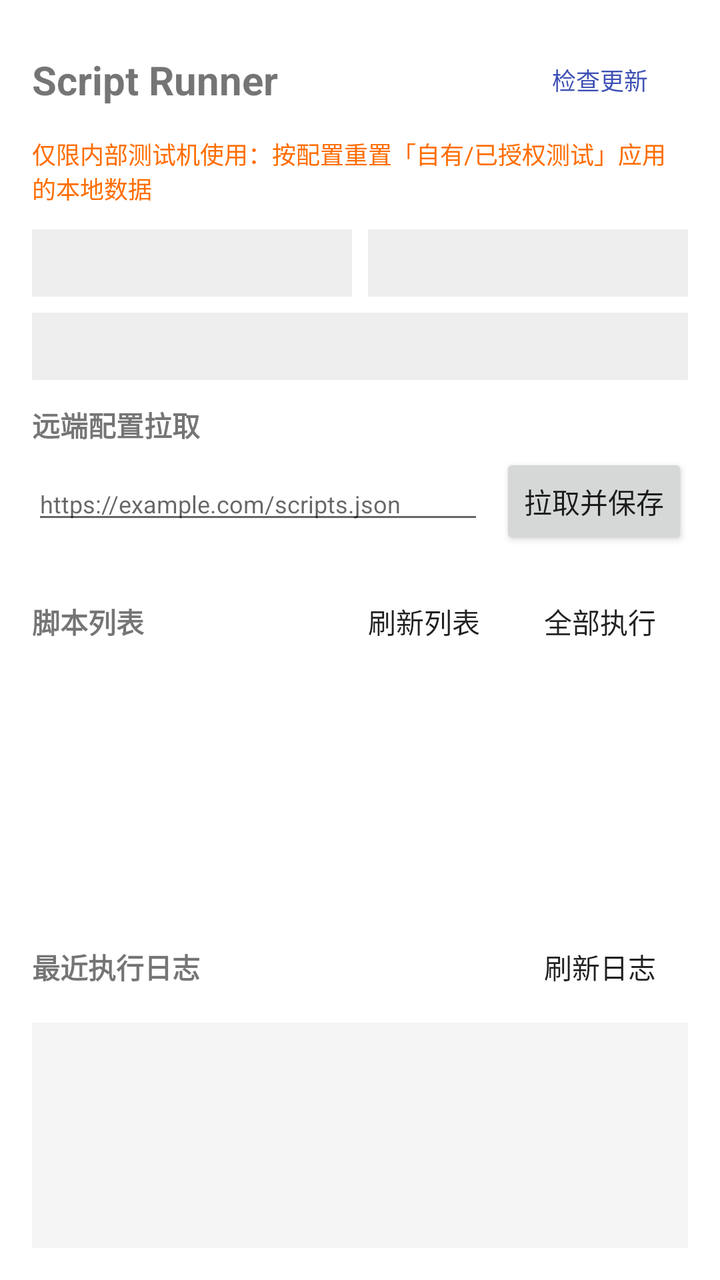
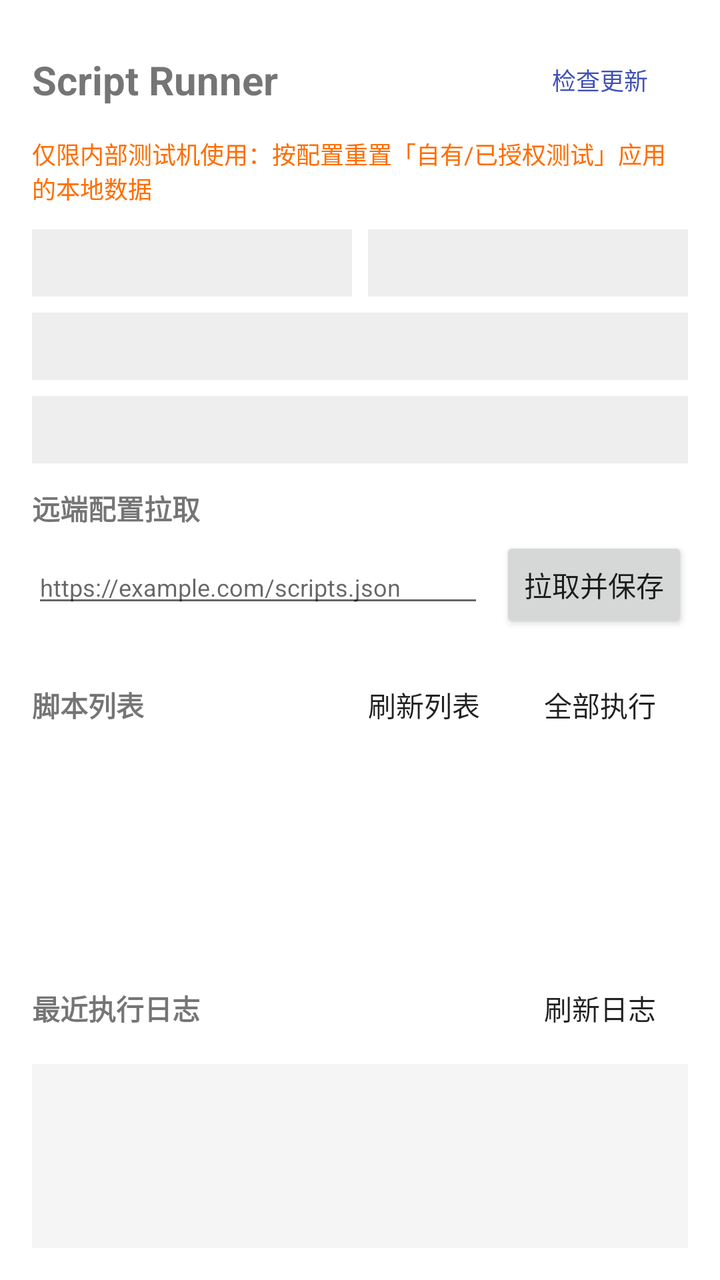

The first picture is an Android layout as it rendered before a commit; the second is the same layout after the commit. The layout source and the unified diff follow.
<!-- AndroidManifest.xml: application theme Theme.ScriptRunner -->
<!-- res/layout/activity_main.xml -->
<?xml version="1.0" encoding="utf-8"?>
<FrameLayout xmlns:android="http://schemas.android.com/apk/res/android"
    android:layout_width="match_parent"
    android:layout_height="match_parent">

    <LinearLayout
        android:layout_width="match_parent"
        android:layout_height="match_parent"
        android:layout_gravity="center_horizontal"
        android:maxWidth="@dimen/content_max_width"
        android:orientation="vertical"
        android:padding="@dimen/screen_padding">

        <LinearLayout
            android:layout_width="match_parent"
            android:layout_height="wrap_content"
            android:orientation="horizontal">

            <TextView
                android:layout_width="0dp"
                android:layout_height="wrap_content"
                android:layout_weight="1"
                android:layout_gravity="center_vertical"
                android:text="@string/app_name"
                android:textSize="@dimen/text_size_title"
                android:textStyle="bold" />

            <Button
                android:id="@+id/button_check_update"
                style="?android:attr/borderlessButtonStyle"
                android:layout_width="wrap_content"
                android:layout_height="wrap_content"
                android:layout_gravity="center_vertical"
                android:text="@string/button_check_update"
                android:textColor="#3F51B5"
                android:textSize="@dimen/text_size_input" />
        </LinearLayout>

        <TextView
            android:layout_width="wrap_content"
            android:layout_height="wrap_content"
            android:layout_marginTop="4dp"
            android:text="@string/main_disclaimer"
            android:textColor="#FF6D00"
            android:textSize="@dimen/text_size_disclaimer" />

        
        <LinearLayout
            android:layout_width="match_parent"
            android:layout_height="wrap_content"
            android:layout_marginTop="12dp"
            android:orientation="horizontal">

            <TextView
                android:id="@+id/text_adb_status"
                android:layout_width="0dp"
                android:layout_height="wrap_content"
                android:layout_weight="1"
                android:background="#EEEEEE"
                android:padding="8dp"
                android:textIsSelectable="true"
                android:textSize="@dimen/text_size_status" />

            <TextView
                android:id="@+id/text_elevation_status"
                android:layout_width="0dp"
                android:layout_height="wrap_content"
                android:layout_marginStart="8dp"
                android:layout_weight="1"
                android:background="#EEEEEE"
                android:padding="8dp"
                android:textIsSelectable="true"
                android:textSize="@dimen/text_size_status" />
        </LinearLayout>

        <TextView
            android:id="@+id/text_status"
            android:layout_width="match_parent"
            android:layout_height="wrap_content"
            android:layout_marginTop="8dp"
            android:background="#EEEEEE"
            android:padding="8dp"
            android:textIsSelectable="true"
            android:textSize="@dimen/text_size_status" />

        
        <TextView
            android:layout_width="wrap_content"
            android:layout_height="wrap_content"
            android:layout_marginTop="12dp"
            android:text="@string/label_remote_config"
            android:textSize="@dimen/text_size_label"
            android:textStyle="bold" />

        <LinearLayout
            android:layout_width="match_parent"
            android:layout_height="wrap_content"
            android:layout_marginTop="4dp"
            android:orientation="horizontal">

            <EditText
                android:id="@+id/edit_remote_url"
                android:layout_width="0dp"
                android:layout_height="wrap_content"
                android:layout_weight="1"
                android:autofillHints=""
                android:hint="@string/hint_remote_url"
                android:inputType="textUri"
                android:maxLines="1"
                android:textSize="@dimen/text_size_input" />

            <Button
                android:id="@+id/button_fetch_remote"
                android:layout_width="wrap_content"
                android:layout_height="wrap_content"
                android:layout_marginStart="8dp"
                android:text="@string/button_fetch_remote" />
        </LinearLayout>

        <LinearLayout
            android:layout_width="match_parent"
            android:layout_height="wrap_content"
            android:layout_marginTop="12dp"
            android:orientation="horizontal">

            <TextView
                android:layout_width="0dp"
                android:layout_height="wrap_content"
                android:layout_weight="1"
                android:layout_gravity="center_vertical"
                android:text="@string/label_script_list"
                android:textSize="@dimen/text_size_label"
                android:textStyle="bold" />

            <Button
                android:id="@+id/button_refresh_scripts"
                style="?android:attr/borderlessButtonStyle"
                android:layout_width="wrap_content"
                android:layout_height="wrap_content"
                android:text="@string/button_refresh_scripts" />

            <Button
                android:id="@+id/button_run_now"
                style="?android:attr/borderlessButtonStyle"
                android:layout_width="wrap_content"
                android:layout_height="wrap_content"
                android:text="@string/button_run_now" />
        </LinearLayout>

        <androidx.recyclerview.widget.RecyclerView
            android:id="@+id/recycler_script_list"
            android:layout_width="match_parent"
            android:layout_height="0dp"
            android:layout_marginTop="4dp"
            android:layout_weight="1" />

        <LinearLayout
            android:layout_width="match_parent"
            android:layout_height="wrap_content"
            android:layout_marginTop="8dp"
            android:orientation="horizontal">

            <TextView
                android:layout_width="0dp"
                android:layout_height="wrap_content"
                android:layout_weight="1"
                android:layout_gravity="center_vertical"
                android:text="@string/label_recent_log"
                android:textSize="@dimen/text_size_label"
                android:textStyle="bold" />

            <Button
                android:id="@+id/button_refresh_log"
                style="?android:attr/borderlessButtonStyle"
                android:layout_width="wrap_content"
                android:layout_height="wrap_content"
                android:text="@string/button_refresh_log" />
        </LinearLayout>

        <ScrollView
            android:id="@+id/scroll_log"
            android:layout_width="match_parent"
            android:layout_height="0dp"
            android:layout_marginTop="4dp"
            android:layout_weight="1"
            android:background="#F5F5F5">

            <TextView
                android:id="@+id/text_log"
                android:layout_width="match_parent"
                android:layout_height="wrap_content"
                android:fontFamily="monospace"
                android:padding="8dp"
                android:textIsSelectable="true"
                android:textSize="@dimen/text_size_log" />
        </ScrollView>

    </LinearLayout>

</FrameLayout>
<!-- resources referenced by this layout -->
<resources>
  <dimen name="content_max_width">100000dp</dimen>
  <dimen name="screen_padding">16dp</dimen>
  <dimen name="text_size_disclaimer">12sp</dimen>
  <dimen name="text_size_input">12sp</dimen>
  <dimen name="text_size_label">14sp</dimen>
  <dimen name="text_size_log">11sp</dimen>
  <dimen name="text_size_status">13sp</dimen>
  <dimen name="text_size_title">20sp</dimen>
  <string name="app_name">Script Runner</string>
  <string name="button_check_update">检查更新</string>
  <string name="button_fetch_remote">拉取并保存</string>
  <string name="button_refresh_log">刷新日志</string>
  <string name="button_refresh_scripts">刷新列表</string>
  <string name="button_run_now">全部执行</string>
  <string name="hint_remote_url">https://example.com/scripts.json</string>
  <string name="label_recent_log">最近执行日志</string>
  <string name="label_remote_config">远端配置拉取</string>
  <string name="label_script_list">脚本列表</string>
  <string name="main_disclaimer">仅限内部测试机使用：按配置重置「自有/已授权测试」应用的本地数据</string>
  <style name="Theme.ScriptRunner" parent="Theme.MaterialComponents.DayNight.NoActionBar">
          <item name="colorPrimary">#3F51B5</item>
          <item name="colorPrimaryDark">#303F9F</item>
          <item name="colorAccent">#FF4081</item>
      </style>
</resources>

<!-- the commit's change to res/layout/activity_main.xml (unified diff, before → after) -->
@@ -73,8 +73,9 @@
                 android:textSize="@dimen/text_size_status" />
         </LinearLayout>
 
-        <TextView
-            android:id="@+id/text_status"
+        
+        <TextView
+            android:id="@+id/text_notif_listener_status"
             android:layout_width="match_parent"
             android:layout_height="wrap_content"
             android:layout_marginTop="8dp"
@@ -83,6 +84,16 @@
             android:textIsSelectable="true"
             android:textSize="@dimen/text_size_status" />
 
+        <TextView
+            android:id="@+id/text_status"
+            android:layout_width="match_parent"
+            android:layout_height="wrap_content"
+            android:layout_marginTop="8dp"
+            android:background="#EEEEEE"
+            android:padding="8dp"
+            android:textIsSelectable="true"
+            android:textSize="@dimen/text_size_status" />
+
         
         <TextView
             android:layout_width="wrap_content"
